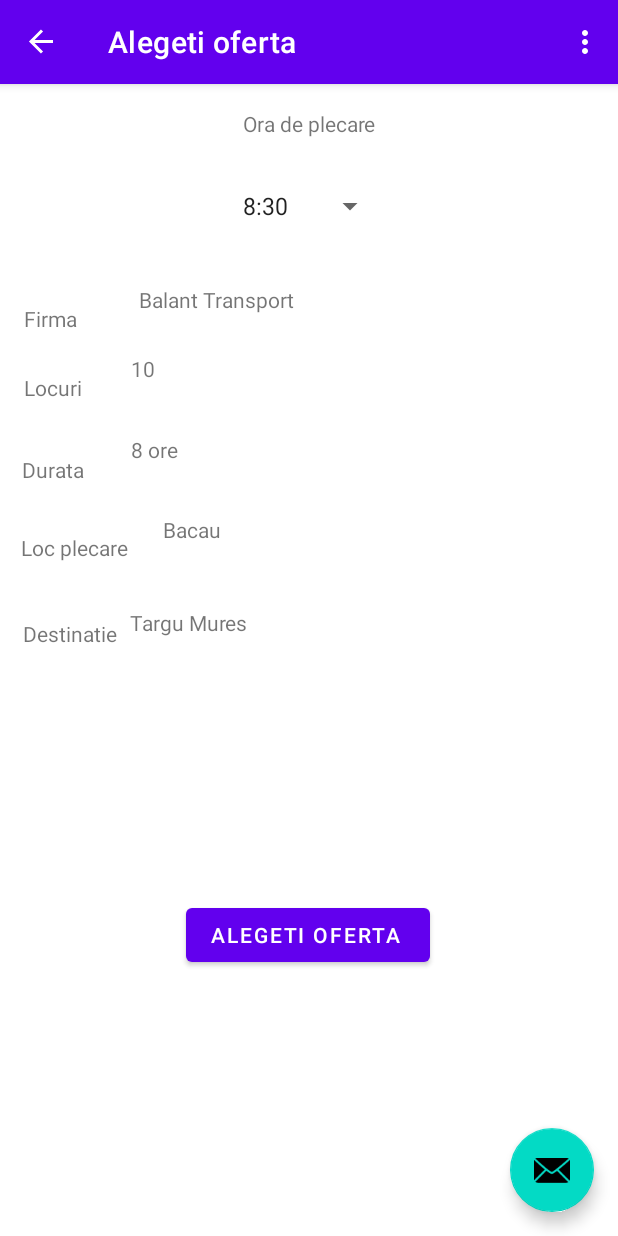
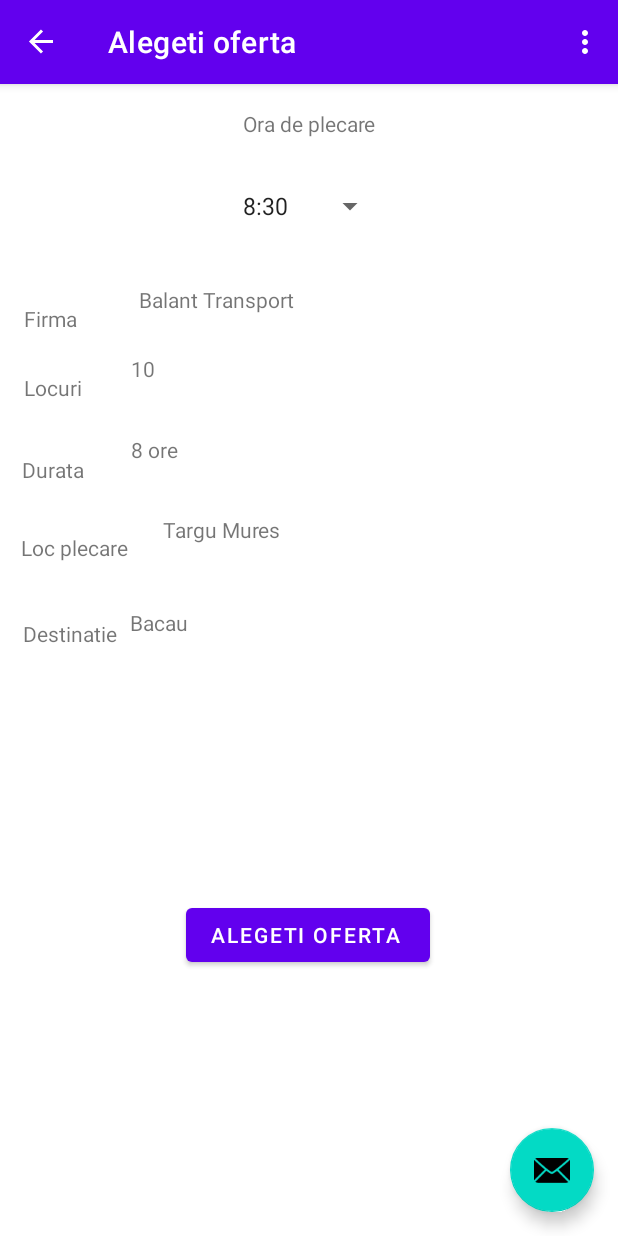
Before and after one commit to trakker01/TransportComun-master, an Android app: the SecondFragment screen opened through its navigation route, on a phone screen of 412 x 824 dp. Run offline under Robolectric (Android 15) with nearby library versions, the phone set to English and light mode, and no system bars; our stand-ins replace navigation-ui.

Commit message:
Cateva reglementari , punerea unor etape de verificare a informatilor

```diff
--- a/app/src/main/java/com/example/tranport/FirstFragment.java
+++ b/app/src/main/java/com/example/tranport/FirstFragment.java
@@ -4,6 +4,7 @@ import android.os.Bundle;
 import android.view.LayoutInflater;
 import android.view.View;
 import android.view.ViewGroup;
+import android.widget.AdapterView;
 import android.widget.ArrayAdapter;
 import android.widget.Spinner;
 
@@ -35,6 +36,7 @@ public class FirstFragment extends Fragment {
         super.onViewCreated(view, savedInstanceState);
 
         Spinner spinner1 = (Spinner) view.findViewById(R.id.spinner) ;
+        final String[] LocPlecare = {null};
 
         List<String> list1 = new ArrayList<String>();
         list1.add("Targu Mures");
@@ -45,6 +47,7 @@ public class FirstFragment extends Fragment {
         list1.add("Cluj");
 
         Spinner spinner2 = (Spinner) view.findViewById(R.id.spinner2) ;
+        final String[] Destinatie = {null};
 
         List<String> list2 = new ArrayList<String>();
         list2.add("Targu Mures");
@@ -63,11 +66,37 @@ public class FirstFragment extends Fragment {
         arrayAdapter.setDropDownViewResource(android.R.layout.simple_spinner_dropdown_item);
         spinner2.setAdapter(arrayAdapter);
 
+        spinner1.setOnItemSelectedListener(new AdapterView.OnItemSelectedListener() {
+            @Override
+            public void onItemSelected(AdapterView<?> parent, View view, int position, long id)
+            {
+                LocPlecare[0] = parent.getItemAtPosition(position).toString();                                   //Se alegea locul de plecare
+                                                                                                                 //Se seta lista de orase destinatie dupa orasul plecarea unde existau trasee din acele orase
+            }                                                                                                    //U
+            @Override
+            public void onNothingSelected(AdapterView <?> parent) {
+            }
+        });
+
+        spinner2.setOnItemSelectedListener(new AdapterView.OnItemSelectedListener() {
+            @Override
+            public void onItemSelected(AdapterView<?> parent, View view, int position, long id)
+            {
+                Destinatie[0] = parent.getItemAtPosition(position).toString();                                   //Se alegea firma cu care se dorea sa se faca rezervatia dupa ora de plecare
+
+            }
+            @Override
+            public void onNothingSelected(AdapterView <?> parent) {
+            }
+        });
+
         binding.buttonFirst.setOnClickListener(new View.OnClickListener() {
             @Override
             public void onClick(View view) {
-                NavHostFragment.findNavController(FirstFragment.this)
-                        .navigate(R.id.action_FirstFragment_to_SecondFragment);
+                if(LocPlecare[0]!=Destinatie[0]) {
+                    NavHostFragment.findNavController(FirstFragment.this)
+                            .navigate(R.id.action_FirstFragment_to_SecondFragment);
+                }
             }
         });
     }
--- a/app/src/main/java/com/example/tranport/SecondFragment.java
+++ b/app/src/main/java/com/example/tranport/SecondFragment.java
@@ -38,20 +38,20 @@ public class SecondFragment extends Fragment {
 
     public void onViewCreated(@NonNull View view, Bundle savedInstanceState) {
         super.onViewCreated(view, savedInstanceState);
-
+                                                                                                        //Ce planuri am avut la proiect daca puteam sa fac conecxiunea dintre Client-Server
         TextView f = (TextView) view.findViewById(R.id.txtfirma);
         TextView l = (TextView) view.findViewById(R.id.txtlocuri);
         TextView d = (TextView) view.findViewById(R.id.txtdurata);
         TextView p = (TextView) view.findViewById(R.id.txtplecare);
         TextView dest = (TextView) view.findViewById(R.id.txtdestinatie);
         Spinner spinner = (Spinner) view.findViewById(R.id.spinner3) ;
-
-        List<String> list = new ArrayList<String>();
+                                                                                                        //Aici luam informatile din baza de date de la server unde Locul de plecare  sub forma de string si erau bagate in lista String
+        List<String> list = new ArrayList<String>();                                                    //list.add(String/int cu ora de plecare)
         list.add("8:30");
         list.add("12:00");
         list.add("18:00");
 
-        ArrayAdapter<String> arrayAdapter = new ArrayAdapter<String>(getActivity(),android.R.layout.simple_spinner_item, list);
+        ArrayAdapter<String> arrayAdapter = new ArrayAdapter<String>(getActivity(),android.R.layout.simple_spinner_item, list);          //Se baga list de mai sus in Spinner
         arrayAdapter.setDropDownViewResource(android.R.layout.simple_spinner_dropdown_item);
         spinner.setAdapter(arrayAdapter);
 
@@ -59,31 +59,31 @@ public class SecondFragment extends Fragment {
             @Override
             public void onItemSelected(AdapterView<?> parent, View view, int position, long id)
             {
-                String firma = parent.getItemAtPosition(position).toString();           //Ce doream sa fac
-                for(int i=0;i<list.size();++i){
+                String firma = parent.getItemAtPosition(position).toString();                                   //Se alegea firma cu care se dorea sa se faca rezervatia dupa ora de plecare
+                for(int i=0;i<list.size();++i){                                                                 //Se parcurgea
                     if(firma == "8:30")
                     {
                         f.setText("Balant Transport");
                         l.setText("10");
                         d.setText("8 ore");
-                        p.setText("Bacau");
-                        dest.setText("Targu Mures");
+                        p.setText("Targu Mures");
+                        dest.setText("Bacau");
                     }
                     else if(firma == "12:00")
                     {
                         f.setText("Geneese");
                         l.setText("24");
                         d.setText("8 ore");
-                        p.setText("Bacau");
-                        dest.setText("Targu Mures");
+                        p.setText("Targu Mures");
+                        dest.setText("Bacau");
                     }
                     else if(firma == "18:00")
                     {
                         f.setText("Vetro");
                         l.setText("18");
                         d.setText("8 ore");
-                        p.setText("Bacau");
-                        dest.setText("Targu Mures");
+                        p.setText("Targu Mures");
+                        dest.setText("Bacau");
                     }
                     else
                     {
```
